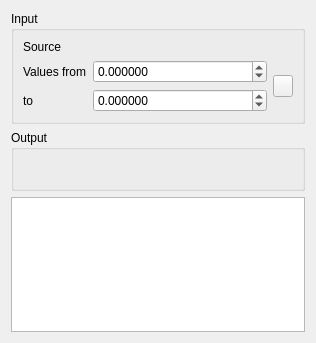
Before: the Qt Designer form src/ui/qgspropertyassistantwidgetbase.ui in qgis/QGIS, drawn with Qt 5.
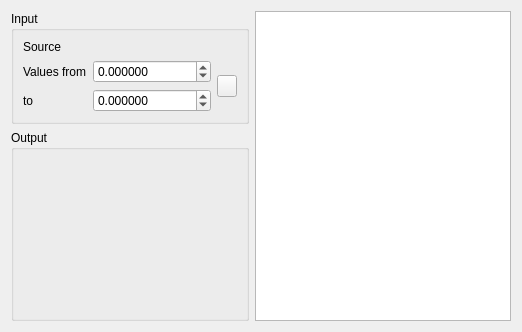
After: the same form once the commit is applied. Custom widgets are drawn as their Qt base class.

Commit message: Restore legend preview in symbol size assistant

The edit to the form file:
```diff
--- a/src/ui/qgspropertyassistantwidgetbase.ui
+++ b/src/ui/qgspropertyassistantwidgetbase.ui
@@ -6,8 +6,8 @@
    <rect>
     <x>0</x>
     <y>0</y>
-    <width>316</width>
-    <height>343</height>
+    <width>522</width>
+    <height>332</height>
    </rect>
   </property>
   <layout class="QGridLayout" name="gridLayout_2" rowstretch="0,1,0">
@@ -50,9 +50,6 @@
      </layout>
     </widget>
    </item>
-   <item row="2" column="0">
-    <widget class="QTreeView" name="mLegendPreview"/>
-   </item>
    <item row="0" column="0">
     <widget class="QGroupBox" name="groupBox">
      <property name="title">
@@ -132,6 +129,16 @@
      </layout>
     </widget>
    </item>
+   <item row="0" column="1" rowspan="2">
+    <widget class="QTreeView" name="mLegendPreview">
+     <property name="minimumSize">
+      <size>
+       <width>200</width>
+       <height>0</height>
+      </size>
+     </property>
+    </widget>
+   </item>
   </layout>
  </widget>
  <customwidgets>
```
Left out of the diff: 1 changed line with no effect on the pictures. The commit also changes 10 other files.
